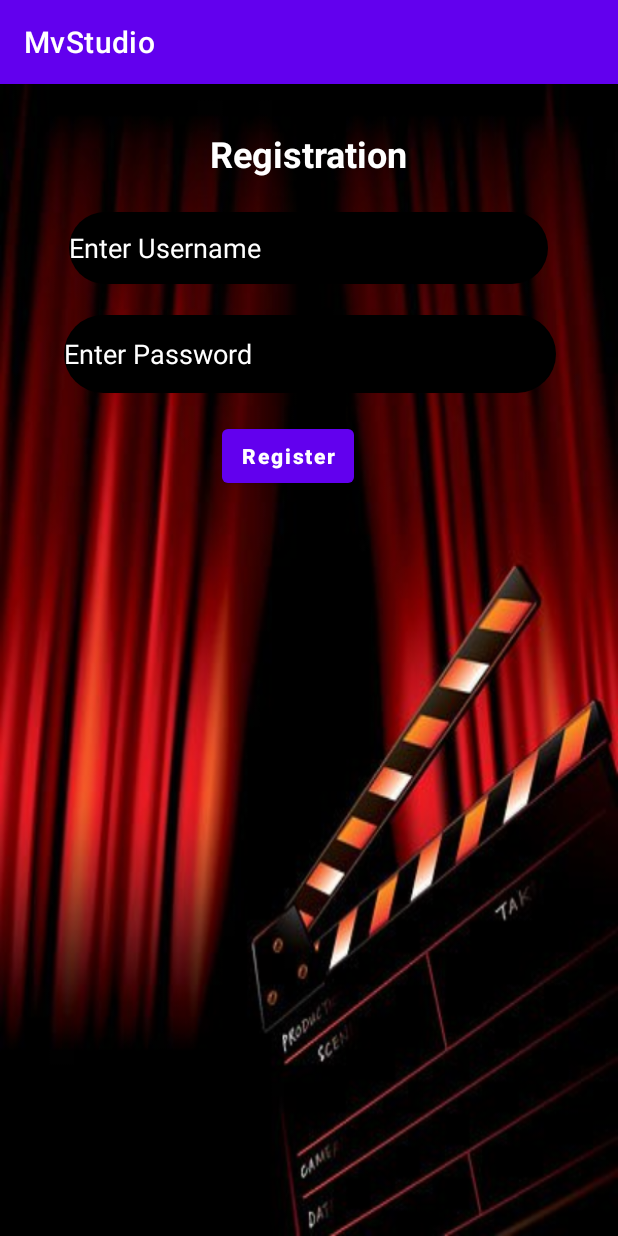
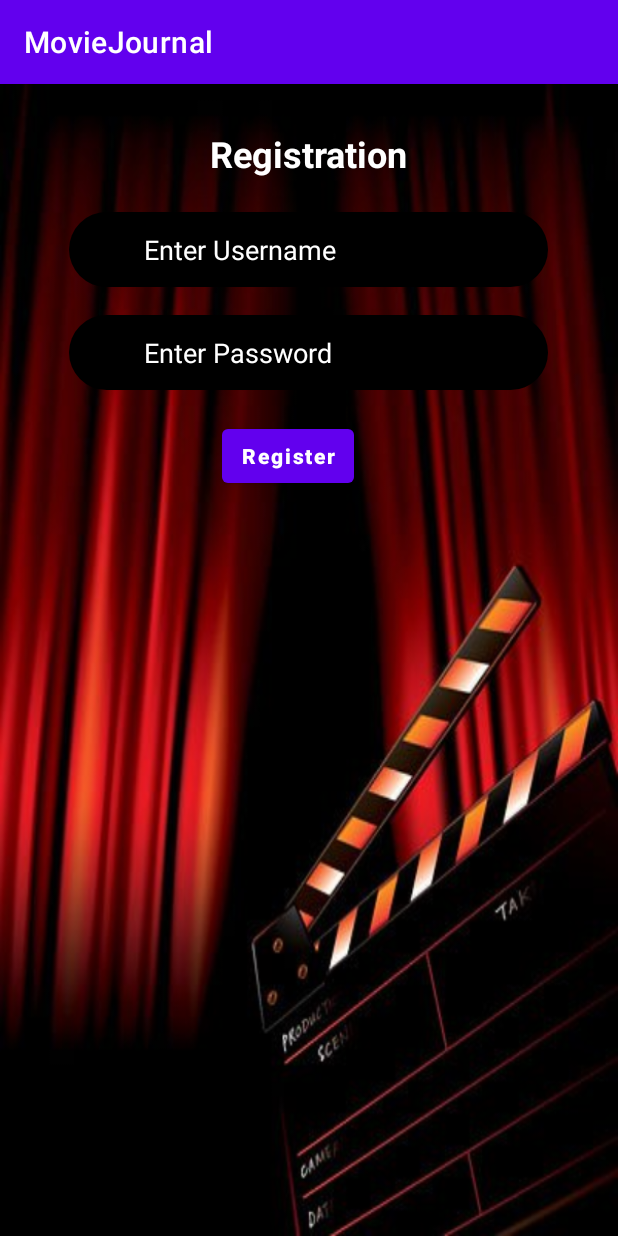
Before and after one commit to Odile078/MovieJournal2, an Android app: the RegistrationActivity screen opened directly, with no data from a screen before it, on a phone screen of 412 x 824 dp. Run offline under Robolectric (Android 15) with nearby library versions, the phone set to English and light mode, and no system bars; our stand-ins replace Firebase (no records; nobody signed in at launch, a user with empty details on screens opened directly); libraries missing offline, so code that uses them is left out: com.basgeekball.awesomevalidation; network calls fail; Roboto replaces fonts that are not available here; 3 statements that could not run were skipped.

Commit message:
correcting designs

```diff
--- a/app/src/main/res/layout/activity_registration.xml
+++ b/app/src/main/res/layout/activity_registration.xml
@@ -24,34 +24,30 @@
     <EditText
         android:id="@+id/usernameInput"
         android:layout_width="319dp"
-        android:layout_height="48dp"
+        android:layout_height="50dp"
         android:layout_alignParentTop="true"
         android:layout_centerHorizontal="true"
         android:layout_marginTop="85dp"
         android:background="@drawable/login_custom"
         android:hint="Enter Username"
+        android:paddingStart="50dp"
         android:textColor="@color/teal_200"
         android:textColorHint="@color/white"
-        app:layout_constraintEnd_toEndOf="parent"
-        app:layout_constraintStart_toStartOf="parent"
-        app:layout_constraintTop_toTopOf="@id/tvtitle" />
+         />
 
     <EditText
         android:id="@+id/passwordInput"
-        android:layout_width="328dp"
-        android:layout_height="52dp"
+        android:layout_width="319dp"
+        android:layout_height="50dp"
         android:layout_alignParentTop="true"
-        android:layout_alignParentEnd="true"
         android:layout_centerHorizontal="true"
         android:layout_marginTop="154dp"
-        android:layout_marginEnd="41dp"
         android:background="@drawable/login_custom"
         android:hint="Enter Password"
+        android:paddingStart="50dp"
         android:textColor="@color/teal_200"
         android:textColorHint="@color/white"
-        app:layout_constraintEnd_toEndOf="parent"
-        app:layout_constraintStart_toStartOf="parent"
-        app:layout_constraintTop_toTopOf="@id/usernameInput" />
+        />
 
     <Button
         android:id="@+id/buttonRegister"
--- a/app/src/main/res/values/strings.xml
+++ b/app/src/main/res/values/strings.xml
@@ -1,5 +1,5 @@
 <resources>
-    <string name="app_name">MvStudio</string>
+    <string name="app_name">MovieJournal</string>
     <string name="invalid_name">The movie name field should not be empty</string>
     <string name="invalid_category">Please fill the movie category</string>
     <string name="invalid_detail">Please fill the movie detail field</string>
```
Also changed, not shown: app/src/main/res/layout/activity_login.xml (+7 -9 lines).
